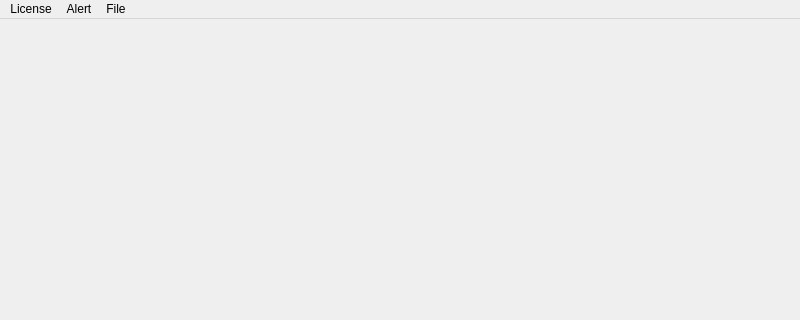
Old version of the form generic_cv_tasks/ui/mainwindow.ui in the repository stereomatchingkiss/show_cases; both pictures show x 0 to 800 and y 0 to 320 of the 800 by 600 pixel window.
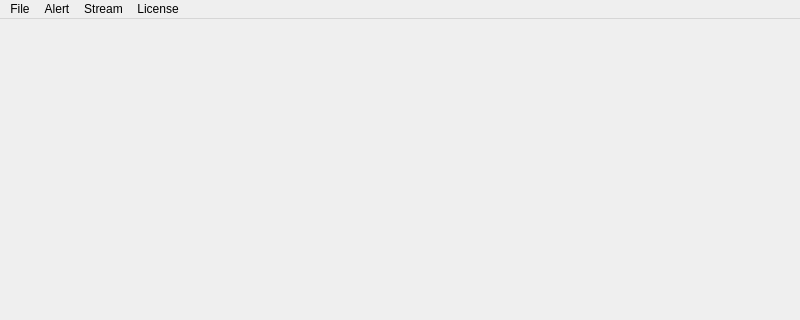
New version of the form.

Commit message: support multi streams

Diff of the .ui file:
```diff
--- a/generic_cv_tasks/ui/mainwindow.ui
+++ b/generic_cv_tasks/ui/mainwindow.ui
@@ -50,9 +50,17 @@
     <addaction name="actionSaveSettings"/>
     <addaction name="actionLoadSettings"/>
    </widget>
-   <addaction name="menuQt"/>
-   <addaction name="menuAlert"/>
+   <widget class="QMenu" name="menuStream">
+    <property name="title">
+     <string>Stream</string>
+    </property>
+    <addaction name="actionAddStream"/>
+    <addaction name="actionDeleteStream"/>
+   </widget>
    <addaction name="menuFile"/>
+   <addaction name="menuAlert"/>
+   <addaction name="menuStream"/>
+   <addaction name="menuQt"/>
   </widget>
   <widget class="QStatusBar" name="statusbar"/>
   <action name="actionQt">
```
Left out of the diff: 10 changed lines with no effect on the pictures. The commit also changes 5 other files.
